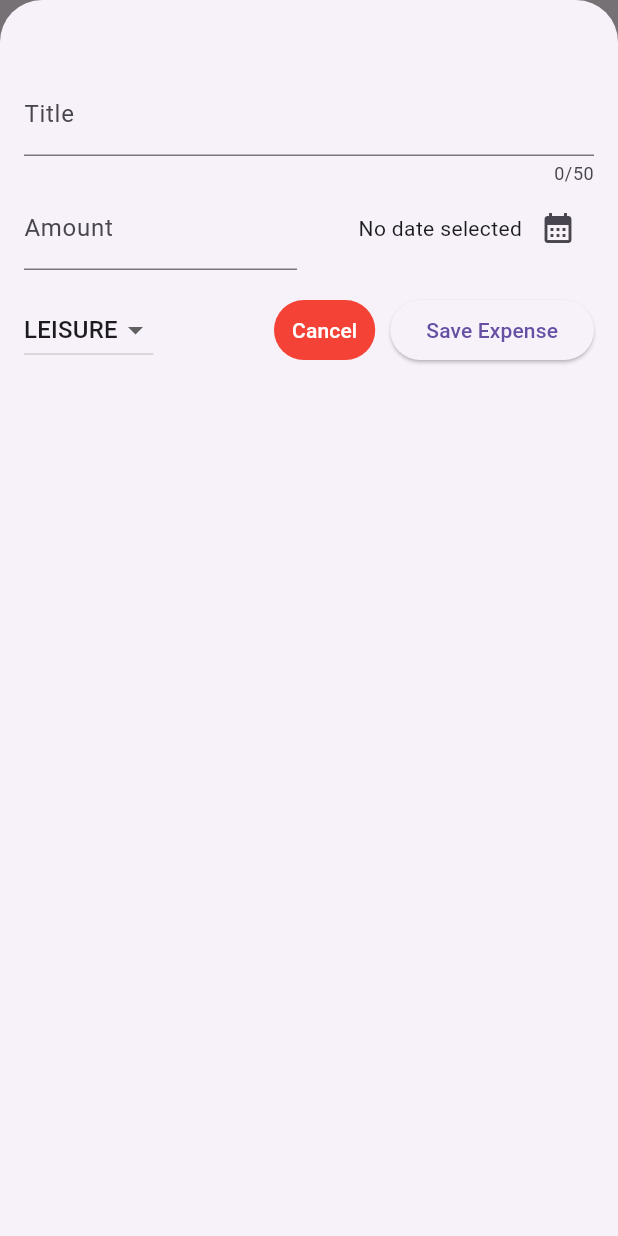
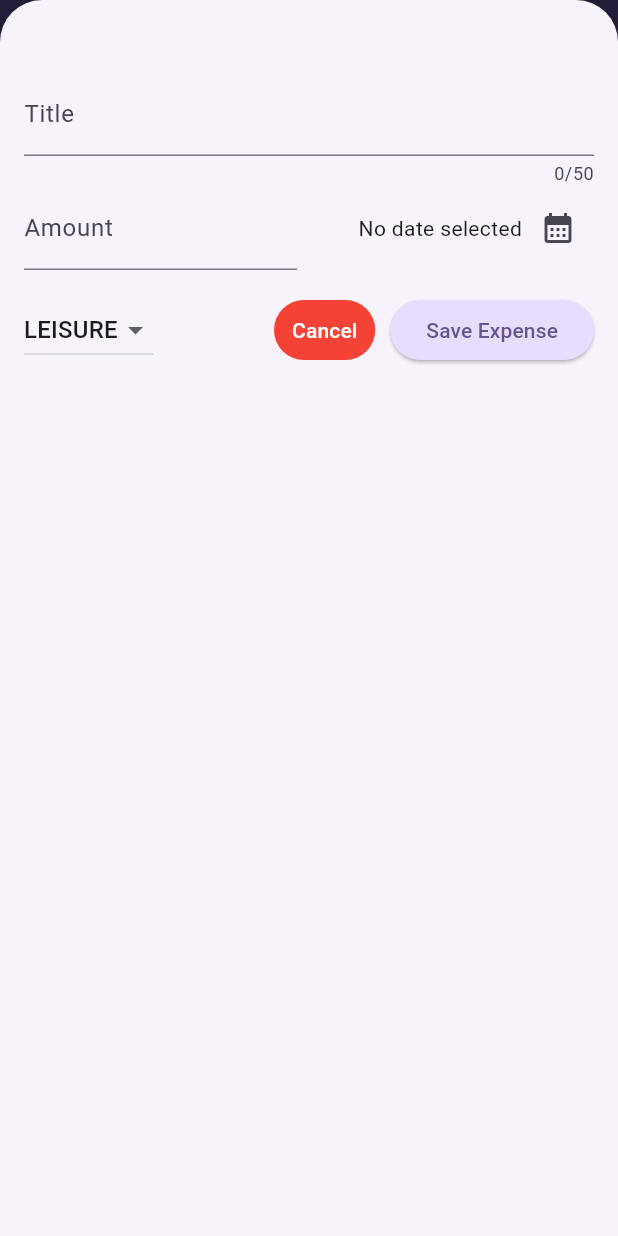
Before and after one commit to matthewserafica01/expense_tracker, a Flutter app: the screen it shows after launch, after a tap on the "add" icon, on a phone screen of 412 x 824 dp. Run offline on Flutter 3.47's test engine with Material 3 defaults, Android fonts, the phone set to English and light mode, and no system bars.

Commit message:
Update main added theme to the application

```diff
--- a/expense_tracker/lib/main.dart
+++ b/expense_tracker/lib/main.dart
@@ -1,10 +1,36 @@
 import 'package:expense_tracker/widgets/expenses.dart';
 import 'package:flutter/material.dart';
 
+var kColorScheme = ColorScheme.fromSeed(
+  seedColor: const Color.fromARGB(255, 96, 59, 181),
+);
+
 void main() {
   runApp(
-    const MaterialApp(
-      home: Expenses(),
+    MaterialApp(
+      theme: ThemeData().copyWith(
+        colorScheme: kColorScheme,
+        appBarTheme: const AppBarTheme().copyWith(
+          backgroundColor: kColorScheme.onPrimaryContainer,
+          foregroundColor: kColorScheme.primaryContainer,
+        ),
+        cardTheme: const CardTheme().copyWith(
+            color: kColorScheme.secondaryContainer,
+            margin: const EdgeInsets.symmetric(horizontal: 16, vertical: 8)),
+        elevatedButtonTheme: ElevatedButtonThemeData(
+          style: ElevatedButton.styleFrom(
+            backgroundColor: kColorScheme.primaryContainer,
+          ),
+        ),
+        textTheme: ThemeData().textTheme.copyWith(
+              titleLarge: TextStyle(
+                fontWeight: FontWeight.normal,
+                color: kColorScheme.onSecondaryContainer,
+                fontSize: 14,
+              ),
+            ),
+      ),
+      home: const Expenses(),
     ),
   );
 }
```
